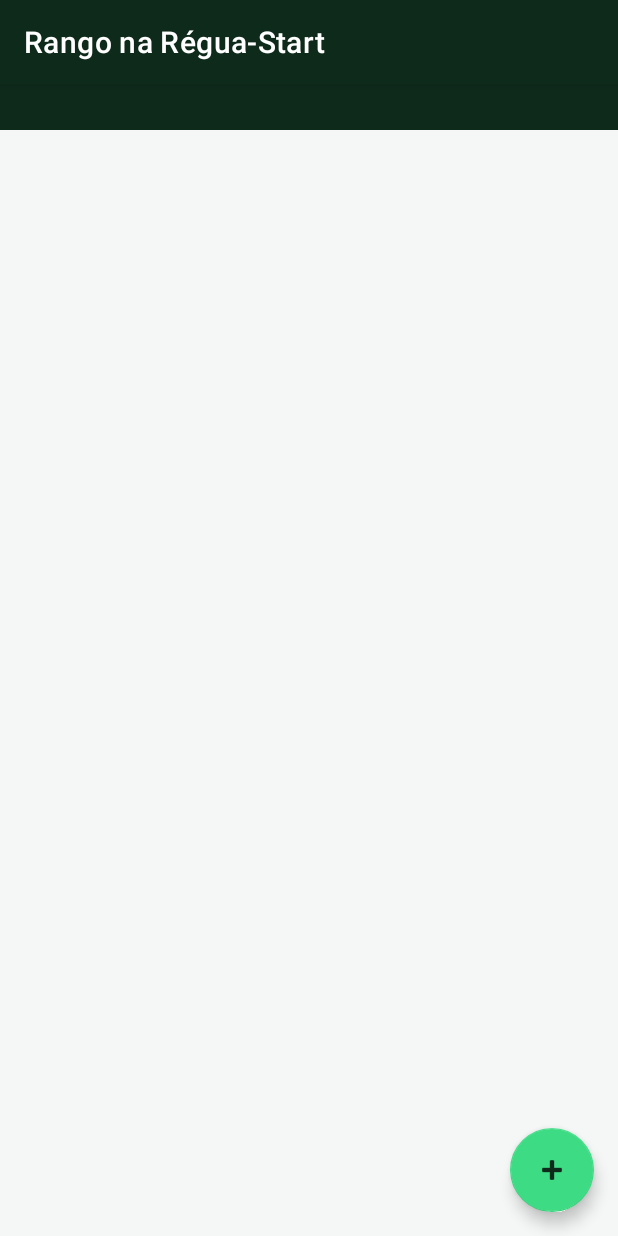
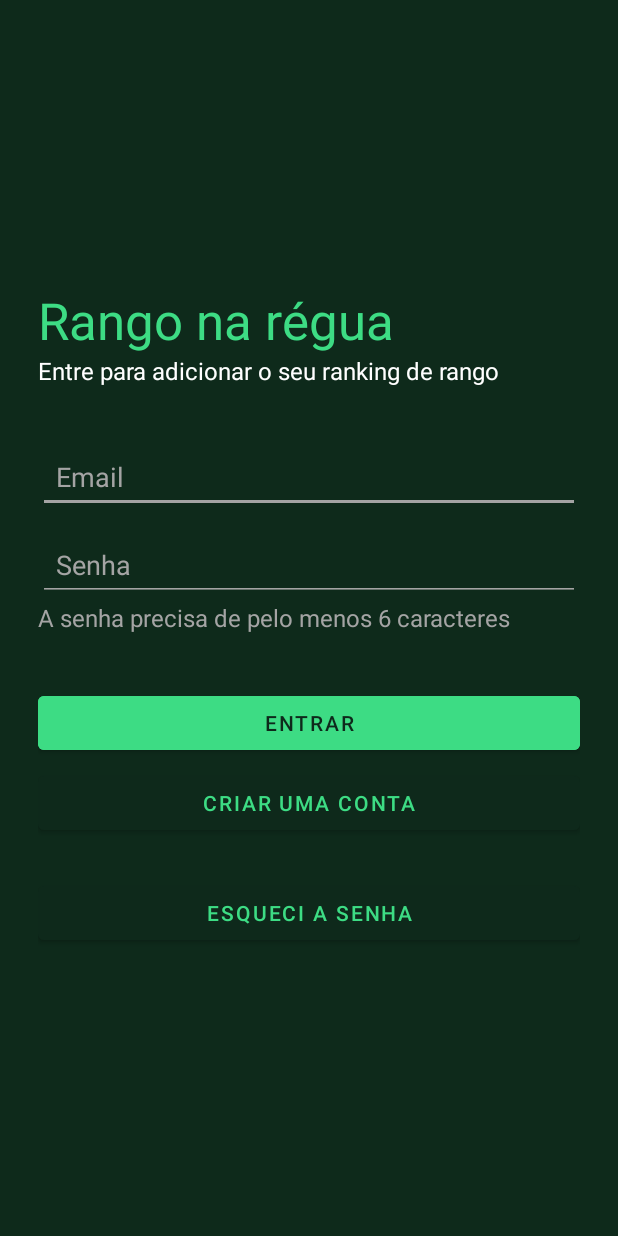
Before and after one commit to GabbFlor/Multirepo_4_semestre_facul, an Android app: the screen it shows after launch (MainActivity before the commit, LoginActivity after it), on a phone screen of 412 x 824 dp. Run offline under Robolectric (Android 15) with nearby library versions, the light colour scheme and no system bars; our stand-ins replace Firebase (no records; nobody signed in at launch, a user with empty details on screens opened directly).

Commit message:
feat: implementando o firebase no projeto mobile

```diff
--- a/desenvolvimento_mobile_2/RangoFile_Start/app/build.gradle
+++ b/desenvolvimento_mobile_2/RangoFile_Start/app/build.gradle
@@ -32,6 +32,7 @@ android {
 }
 
 dependencies {
+    implementation 'androidx.activity:activity-ktx:1.13.0'
     implementation 'androidx.appcompat:appcompat:1.6.1'
     implementation 'androidx.constraintlayout:constraintlayout:2.1.4'
     implementation 'androidx.coordinatorlayout:coordinatorlayout:1.2.0'
@@ -42,5 +43,6 @@ dependencies {
     // Toolbar, CardView, FAB e Snackbar
     implementation 'com.google.android.material:material:1.11.0'
     implementation 'androidx.activity:activity:1.13.0'
+    implementation 'com.google.firebase:firebase-auth:24.2.0'
     implementation 'com.google.firebase:firebase-firestore:26.6.0'
 }
--- a/desenvolvimento_mobile_2/RangoFile_Start/app/src/main/AndroidManifest.xml
+++ b/desenvolvimento_mobile_2/RangoFile_Start/app/src/main/AndroidManifest.xml
@@ -16,7 +16,7 @@
             android:name=".NovoLugarActivity"
             android:exported="false" />
         <activity
-            android:name=".MainActivity"
+            android:name=".LoginActivity"
             android:exported="true">
             <intent-filter>
                 <action android:name="android.intent.action.MAIN" />
@@ -24,6 +24,10 @@
                 <category android:name="android.intent.category.LAUNCHER" />
             </intent-filter>
         </activity>
+        <activity
+            android:name=".MainActivity"
+            android:exported="false"
+            android:windowSoftInputMode="adjustResize" />
     </application>
 
 </manifest>
--- /dev/null
+++ b/desenvolvimento_mobile_2/RangoFile_Start/app/src/main/java/br/edu/unisenai/rangonaregua/LoginActivity.java
@@ -0,0 +1,142 @@
+package br.edu.unisenai.rangonaregua;
+
+import static android.content.ContentValues.TAG;
+
+import android.content.Intent;
+import android.os.Bundle;
+import android.util.Log;
+import android.widget.Button;
+import android.widget.EditText;
+import android.widget.Toast;
+
+import androidx.activity.EdgeToEdge;
+import androidx.annotation.NonNull;
+import androidx.appcompat.app.AppCompatActivity;
+import androidx.core.graphics.Insets;
+import androidx.core.view.ViewCompat;
+import androidx.core.view.WindowInsetsCompat;
+
+import com.google.android.gms.tasks.OnCompleteListener;
+import com.google.android.gms.tasks.Task;
+import com.google.firebase.auth.FirebaseAuth;
+import com.google.firebase.auth.FirebaseAuthWeakPasswordException;
+
+public class LoginActivity extends AppCompatActivity {
+
+    EditText edtEmail, edtSenha;
+    Button btnEntrar, btnCriarConta, btnRecuperar;
+
+    @Override
+    protected void onCreate(Bundle savedInstanceState) {
+        super.onCreate(savedInstanceState);
+        EdgeToEdge.enable(this);
+        setContentView(R.layout.activity_login);
+        ViewCompat.setOnApplyWindowInsetsListener(findViewById(R.id.main), (v, insets) -> {
+
+            edtEmail = findViewById(R.id.edtEmail);
+            edtSenha = findViewById(R.id.edtSenha);
+            btnEntrar = findViewById(R.id.btnEntrar);
+            btnCriarConta = findViewById(R.id.btnCriarConta);
+            btnRecuperar = findViewById(R.id.btnEsqueciSenha);
+
+            btnEntrar.setOnClickListener(view -> entrar());
+            btnCriarConta.setOnClickListener(view -> criarConta());
+            btnRecuperar.setOnClickListener(view -> recuperarSenha());
+
+            // acessar já quando já estiver logado
+            FirebaseAuth autenticar = FirebaseAuth.getInstance();
+            if(autenticar.getCurrentUser() != null) {
+                Intent rota = new Intent(this, MainActivity.class);
+                startActivity(rota);
+                finish();
+            }
+
+            Insets systemBars = insets.getInsets(WindowInsetsCompat.Type.systemBars());
+            v.setPadding(systemBars.left, systemBars.top, systemBars.right, systemBars.bottom);
+            return insets;
+        });
+    }
+
+    private void recuperarSenha() {
+        FirebaseAuth auth = FirebaseAuth.getInstance();
+        String emailAddress = edtEmail.getText().toString();
+
+        auth.sendPasswordResetEmail(emailAddress)
+                .addOnCompleteListener(new OnCompleteListener<Void>() {
+                    @Override
+                    public void onComplete(@NonNull Task<Void> task) {
+                        if (task.isSuccessful()) {
+                            Toast.makeText(LoginActivity.this, "Email enviado", Toast.LENGTH_SHORT).show();
+                        }
+                    }
+                });
+    }
+
+    private void criarConta() {
+        FirebaseAuth autenticar = FirebaseAuth.getInstance();
+
+        // verificando campos vazios
+        if(edtEmail.getText().toString().isEmpty()) {
+            edtEmail.setError("Campo obrigatório.");
+            return;
+        }
+        if(edtSenha.getText().toString().isEmpty()) {
+            edtSenha.setError("Campo obrigatório.");
+            return;
+        }
+
+        // criando usuario no firebase e tratando possivel erro
+        autenticar.createUserWithEmailAndPassword(
+                edtEmail.getText().toString(),
+                edtSenha.getText().toString())
+                .addOnFailureListener(e -> {
+                    if (e instanceof FirebaseAuthWeakPasswordException) {
+                        Toast.makeText(this, "Senha fraca", Toast.LENGTH_LONG).show();
+                    } else {
+                        Toast.makeText(this, e.getMessage(), Toast.LENGTH_LONG).show();
+                    }
+                })
+                .addOnSuccessListener(authResult -> {
+                    Intent rota = new Intent(this, MainActivity.class);
+                    startActivity(rota);
+
+                    // fecha a tela de baixo (nesse contexto a de login)
+                    // normalmente elas abrem empilhadas
+                    finish();
+                });
+    }
+
+    private void entrar() {
+        FirebaseAuth autenticar = FirebaseAuth.getInstance();
+
+        // verificando campos vazios
+        if(edtEmail.getText().toString().isEmpty()) {
+            edtEmail.setError("Campo obrigatório.");
+            return;
+        }
+        if(edtSenha.getText().toString().isEmpty()) {
+            edtSenha.setError("Campo obrigatório.");
+            return;
+        }
+
+        // criando usuario no firebase e tratando possivel erro
+        autenticar.signInWithEmailAndPassword(
+                        edtEmail.getText().toString(),
+                        edtSenha.getText().toString())
+                .addOnFailureListener(e -> {
+                    if (e instanceof FirebaseAuthWeakPasswordException) {
+                        Toast.makeText(this, "Senha fraca", Toast.LENGTH_LONG).show();
+                    } else {
+                        Toast.makeText(this, e.getMessage(), Toast.LENGTH_LONG).show();
+                    }
+                })
+                .addOnSuccessListener(authResult -> {
+                    Intent rota = new Intent(this, MainActivity.class);
+                    startActivity(rota);
+
+                    // fecha a tela de baixo (nesse contexto a de login)
+                    // normalmente elas abrem empilhadas
+                    finish();
+                });
+    }
+}
--- /dev/null
+++ b/desenvolvimento_mobile_2/RangoFile_Start/app/src/main/res/layout/activity_login.xml
@@ -0,0 +1,103 @@
+<?xml version="1.0" encoding="utf-8"?>
+<androidx.constraintlayout.widget.ConstraintLayout xmlns:android="http://schemas.android.com/apk/res/android"
+    xmlns:app="http://schemas.android.com/apk/res-auto"
+    xmlns:tools="http://schemas.android.com/tools"
+    android:id="@+id/main"
+    android:layout_width="match_parent"
+    android:layout_height="match_parent"
+    android:background="#0E2A1B"
+    tools:context=".LoginActivity">
+
+    <LinearLayout
+        android:id="@+id/grav"
+        android:layout_width="0dp"
+        android:layout_height="0dp"
+        android:gravity="center"
+        android:orientation="vertical"
+        android:paddingHorizontal="25dp"
+        app:layout_constraintBottom_toBottomOf="parent"
+        app:layout_constraintEnd_toEndOf="parent"
+        app:layout_constraintStart_toStartOf="parent"
+        app:layout_constraintTop_toTopOf="parent">
+
+        <TextView
+            android:layout_width="match_parent"
+            android:layout_height="wrap_content"
+            android:text="Rango na régua"
+            android:textColor="#3DDC84"
+            android:textSize="34sp" />
+
+        <TextView
+            android:id="@+id/textView3"
+            android:layout_width="match_parent"
+            android:layout_height="wrap_content"
+            android:text="Entre para adicionar o seu ranking de rango"
+            android:textColor="#FFFFFF"
+            android:textSize="16sp" />
+
+        <EditText
+            android:id="@+id/edtEmail"
+            android:layout_width="match_parent"
+            android:layout_height="wrap_content"
+            android:layout_marginTop="35dp"
+            android:backgroundTint="#A4A4A4"
+            android:ems="10"
+            android:hint="Email"
+            android:inputType="textEmailAddress"
+            android:minHeight="48dp"
+            android:padding="12dp"
+            android:textColor="#FFFFFF"
+            android:textColorHint="#A4A4A4"
+            android:textColorLink="#A4A4A4" />
+
+        <EditText
+            android:id="@+id/edtSenha"
+            android:layout_width="match_parent"
+            android:layout_height="wrap_content"
+            android:layout_marginTop="10dp"
+            android:backgroundTint="#A4A4A4"
+            android:ems="10"
+            android:hint="Senha"
+            android:inputType="textPassword"
+            android:minHeight="48dp"
+            android:padding="12dp"
+            android:textColor="#FFFFFF"
+            android:textColorHint="#A4A4A4"
+            android:textColorLink="#A4A4A4" />
+
+        <TextView
+            android:id="@+id/textView4"
+            android:layout_width="match_parent"
+            android:layout_height="wrap_content"
+            android:text="A senha precisa de pelo menos 6 caracteres"
+            android:textColor="#A4A4A4"
+            android:textSize="16sp" />
+
+        <Button
+            android:id="@+id/btnEntrar"
+            android:layout_width="match_parent"
+            android:layout_height="wrap_content"
+            android:layout_marginTop="35dp"
+            android:backgroundTint="#3DDC84"
+            android:text="Entrar"
+            android:textColor="#0E291B" />
+
+        <Button
+            android:id="@+id/btnCriarConta"
+            android:layout_width="match_parent"
+            android:layout_height="wrap_content"
+            android:layout_marginTop="5dp"
+            android:backgroundTint="#0E291B"
+            android:text="Criar uma conta"
+            android:textColor="#3DDC84" />
+
+        <Button
+            android:id="@+id/btnEsqueciSenha"
+            android:layout_width="match_parent"
+            android:layout_height="wrap_content"
+            android:layout_marginTop="25dp"
+            android:backgroundTint="#0E291B"
+            android:text="Esqueci a senha"
+            android:textColor="#3DDC84" />
+    </LinearLayout>
+</androidx.constraintlayout.widget.ConstraintLayout>
```
Also changed, not shown: desenvolvimento_mobile_2/RangoFile_Start/app/src/main/java/br/edu/unisenai/rangonaregua/MainActivity.java (+26 -0 lines), desenvolvimento_mobile_2/RangoFile_Start/app/src/main/res/drawable/baseline_logout_24.xml (added, +20 -0 lines), desenvolvimento_mobile_2/RangoFile_Start/app/src/main/res/menu/menu_principal.xml (added, +10 -0 lines).
